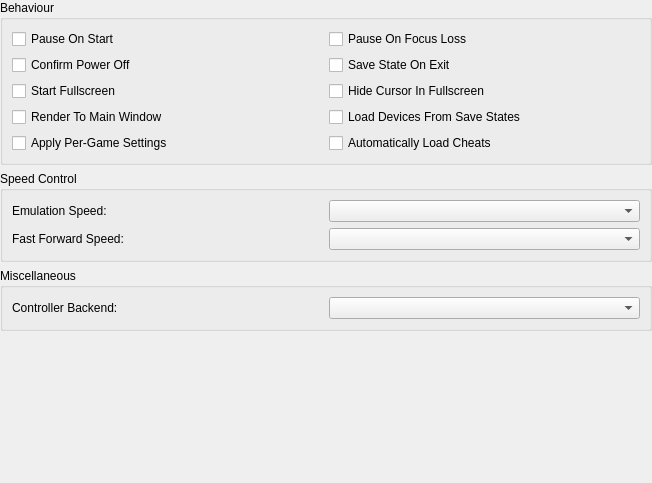
Before: the Qt Designer form src/duckstation-qt/generalsettingswidget.ui in kofxi3584karlayang/duckstation, drawn with Qt 5.
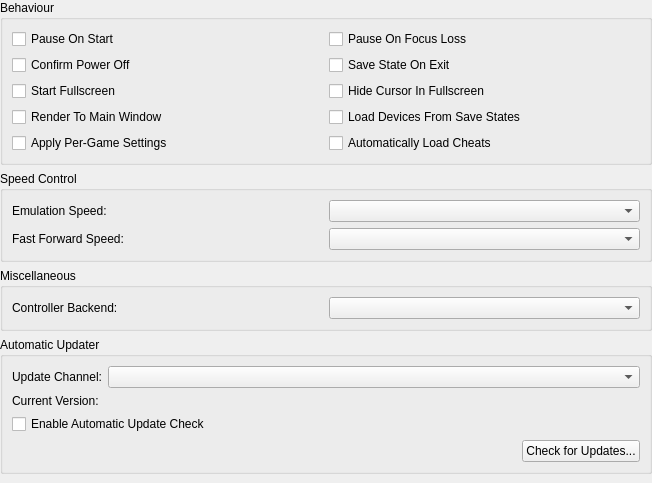
After: the same form once the commit is applied.

Commit message: Qt: Support multiple updater channels

```diff
--- a/src/duckstation-qt/generalsettingswidget.ui
+++ b/src/duckstation-qt/generalsettingswidget.ui
@@ -157,6 +157,70 @@
      </layout>
     </widget>
    </item>
+   <item>
+    <widget class="QGroupBox" name="automaticUpdaterGroup">
+     <property name="title">
+      <string>Automatic Updater</string>
+     </property>
+     <layout class="QFormLayout" name="formLayout_2">
+      <item row="0" column="0">
+       <widget class="QLabel" name="label_4">
+        <property name="text">
+         <string>Update Channel:</string>
+        </property>
+       </widget>
+      </item>
+      <item row="0" column="1">
+       <widget class="QComboBox" name="autoUpdateTag"/>
+      </item>
+      <item row="1" column="0">
+       <widget class="QLabel" name="label_5">
+        <property name="text">
+         <string>Current Version:</string>
+        </property>
+       </widget>
+      </item>
+      <item row="1" column="1">
+       <widget class="QLabel" name="autoUpdateCurrentVersion">
+        <property name="text">
+         <string/>
+        </property>
+       </widget>
+      </item>
+      <item row="3" column="0" colspan="2">
+       <widget class="QCheckBox" name="autoUpdateEnabled">
+        <property name="text">
+         <string>Enable Automatic Update Check</string>
+        </property>
+       </widget>
+      </item>
+      <item row="5" column="0" colspan="2">
+       <layout class="QHBoxLayout" name="horizontalLayout_2">
+        <item>
+         <spacer name="horizontalSpacer">
+          <property name="orientation">
+           <enum>Qt::Horizontal</enum>
+          </property>
+          <property name="sizeHint" stdset="0">
+           <size>
+            <width>40</width>
+            <height>20</height>
+           </size>
+          </property>
+         </spacer>
+        </item>
+        <item>
+         <widget class="QPushButton" name="checkForUpdates">
+          <property name="text">
+           <string>Check for Updates...</string>
+          </property>
+         </widget>
+        </item>
+       </layout>
+      </item>
+     </layout>
+    </widget>
+   </item>
    <item>
     <spacer name="verticalSpacer">
      <property name="orientation">
```
The commit also changes 4 other files.
